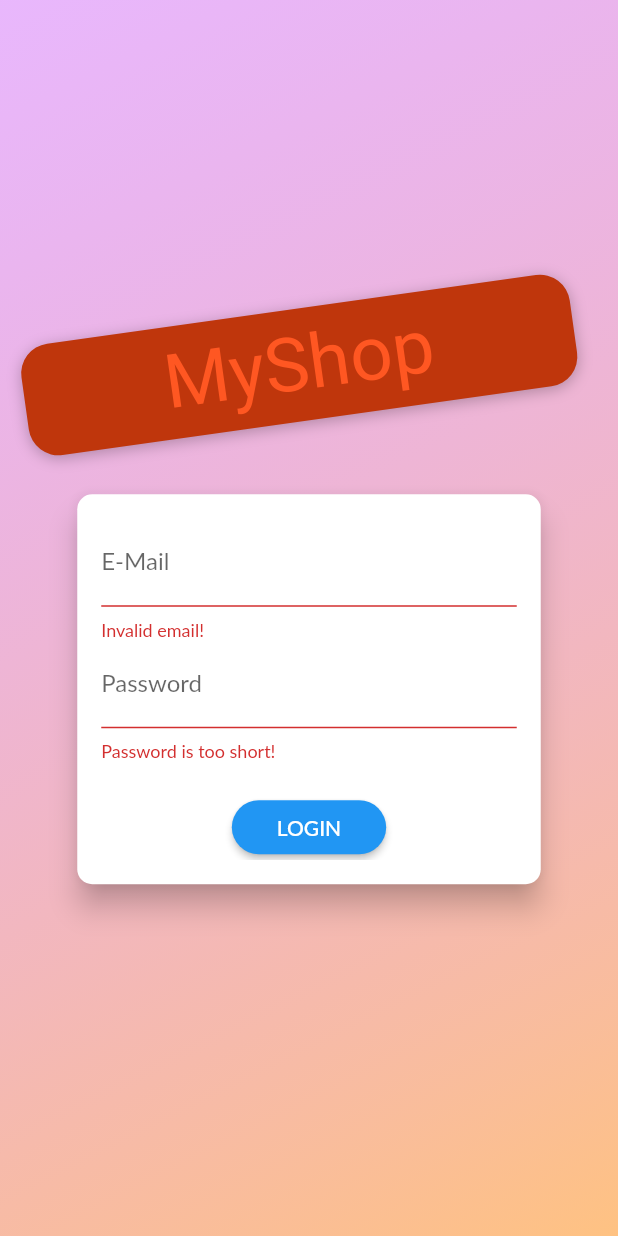
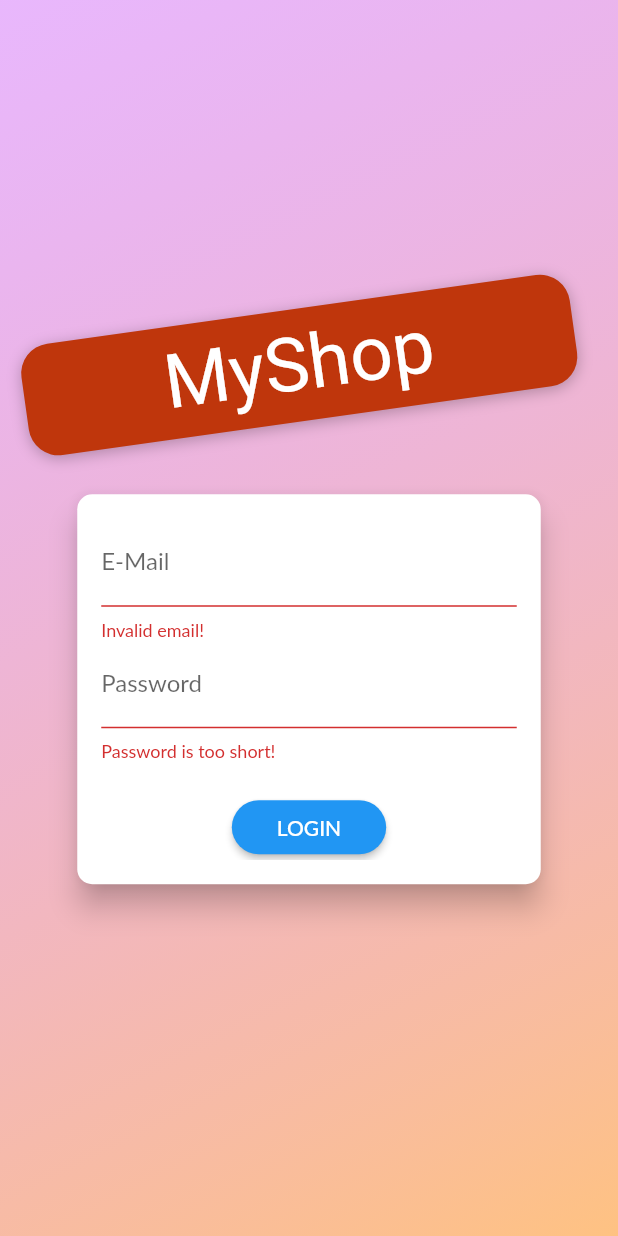
Before and after one commit to MesselemYoucef/shopping_app_2.0, a Flutter app: the AuthScreen screen opened by its route, after a tap on "LOGIN", on a phone screen of 412 x 824 dp. Run offline on Flutter 3.47's test engine with Material 2 defaults, Android fonts, the phone set to English and light mode, and no system bars; Roboto replaces fonts that are missing (Anton, Lato).

Commit message:
Fixed the bugs in the Athentication page

```diff
--- a/lib/main.dart
+++ b/lib/main.dart
@@ -43,7 +43,7 @@ class MyApp extends StatelessWidget {
             secondary: Colors.deepOrange,
           ),
         ),
-        home: ProductsOverviewScreen(),
+        home: AuthScreen(),
         routes: {
           ProductDetailScreen.routeName: (context) => ProductDetailScreen(),
           CartScreen.routeName: (context) => const CartScreen(),
--- a/lib/screens/auth_screen.dart
+++ b/lib/screens/auth_screen.dart
@@ -42,9 +42,7 @@ class AuthScreen extends StatelessWidget {
                       margin: const EdgeInsets.only(bottom: 20.0),
                       padding: const EdgeInsets.symmetric(
                           vertical: 8.0, horizontal: 94.0),
-                      transform: Matrix4.rotationZ(-8 * pi / 180)
-                        ..translate(-10.0),
-                      // ..translate(-10.0),
+                      transform: Matrix4.rotationZ(-8 * pi / 180)..translate(-10.0),
                       decoration: BoxDecoration(
                         borderRadius: BorderRadius.circular(20),
                         color: Colors.deepOrange.shade900,
@@ -56,11 +54,11 @@ class AuthScreen extends StatelessWidget {
                           )
                         ],
                       ),
-                      child: Text(
+                      child: const Text(
                         'MyShop',
                         style: TextStyle(
                           // color: Theme.of(context).accentTextTheme.title.color,
-                          color: Theme.of(context).colorScheme.secondary,
+                          color: Colors.white,
                           fontSize: 50,
                           fontFamily: 'Anton',
                           fontWeight: FontWeight.normal,
@@ -84,7 +82,7 @@ class AuthScreen extends StatelessWidget {
 
 class AuthCard extends StatefulWidget {
   const AuthCard({
-    Key key,
+    Key? key,
   }) : super(key: key);
 
   @override
@@ -102,11 +100,11 @@ class _AuthCardState extends State<AuthCard> {
   final _passwordController = TextEditingController();
 
   void _submit() {
-    if (!_formKey.currentState.validate()) {
+    if (!_formKey.currentState!.validate()) {
       // Invalid!
       return;
     }
-    _formKey.currentState.save();
+    _formKey.currentState!.save();
     setState(() {
       _isLoading = true;
     });
@@ -155,14 +153,14 @@ class _AuthCardState extends State<AuthCard> {
                   decoration: InputDecoration(labelText: 'E-Mail'),
                   keyboardType: TextInputType.emailAddress,
                   validator: (value) {
-                    if (value.isEmpty || !value.contains('@')) {
+                    if (value!.isEmpty || !value.contains('@')) {
                       return 'Invalid email!';
                     }
                     return null;
                     return null;
                   },
                   onSaved: (value) {
-                    _authData['email'] = value;
+                    _authData['email'] = value!;
                   },
                 ),
                 TextFormField(
@@ -170,18 +168,18 @@ class _AuthCardState extends State<AuthCard> {
                   obscureText: true,
                   controller: _passwordController,
                   validator: (value) {
-                    if (value.isEmpty || value.length < 5) {
+                    if (value!.isEmpty || value.length < 5) {
                       return 'Password is too short!';
                     }
                   },
                   onSaved: (value) {
-                    _authData['password'] = value;
+                    _authData['password'] = value!;
                   },
                 ),
                 if (_authMode == AuthMode.Signup)
                   TextFormField(
                     enabled: _authMode == AuthMode.Signup,
-                    decoration: InputDecoration(labelText: 'Confirm Password'),
+                    decoration: const InputDecoration(labelText: 'Confirm Password'),
                     obscureText: true,
                     validator: _authMode == AuthMode.Signup
                         ? (value) {
@@ -191,31 +189,44 @@ class _AuthCardState extends State<AuthCard> {
                           }
                         : null,
                   ),
-                SizedBox(
+                const SizedBox(
                   height: 20,
                 ),
                 if (_isLoading)
                   CircularProgressIndicator()
                 else
-                  RaisedButton(
+                  ElevatedButton(
                     child:
                         Text(_authMode == AuthMode.Login ? 'LOGIN' : 'SIGN UP'),
                     onPressed: _submit,
-                    shape: RoundedRectangleBorder(
-                      borderRadius: BorderRadius.circular(30),
+                    style: ElevatedButton.styleFrom(
+                      padding: const EdgeInsets.symmetric(horizontal: 30.0, vertical: 8.0),
+                      shape: RoundedRectangleBorder(
+                        borderRadius: BorderRadius.circular(30)
+                      ),
+                      backgroundColor: Theme.of(context).primaryColor,
+                      foregroundColor: Colors.white,
                     ),
-                    padding:
-                        EdgeInsets.symmetric(horizontal: 30.0, vertical: 8.0),
-                    color: Theme.of(context).primaryColor,
-                    textColor: Theme.of(context).primaryTextTheme.button.color,
+                    // shape: RoundedRectangleBorder(
+                    //   borderRadius: BorderRadius.circular(30),
+                    // ),
+                    // padding:
+                    //     EdgeInsets.symmetric(horizontal: 30.0, vertical: 8.0),
+                    // color: Theme.of(context).primaryColor,
+                    // textColor: Theme.of(context).primaryTextTheme.button.color,
                   ),
-                FlatButton(
+                TextButton(
                   child: Text(
                       '${_authMode == AuthMode.Login ? 'SIGNUP' : 'LOGIN'} INSTEAD'),
                   onPressed: _switchAuthMode,
-                  padding: EdgeInsets.symmetric(horizontal: 30.0, vertical: 4),
-                  materialTapTargetSize: MaterialTapTargetSize.shrinkWrap,
-                  textColor: Theme.of(context).primaryColor,
+                  style: TextButton.styleFrom(
+                    padding: const EdgeInsets.symmetric(horizontal: 30.0, vertical: 4),
+                    tapTargetSize: MaterialTapTargetSize.shrinkWrap,
+                    foregroundColor: Theme.of(context).primaryColor
+                  ),
+                  // padding: EdgeInsets.symmetric(horizontal: 30.0, vertical: 4),
+                  // materialTapTargetSize: MaterialTapTargetSize.shrinkWrap,
+                  // textColor: Theme.of(context).primaryColor,
                 ),
               ],
             ),
```
Also changed, not shown: pubspec.lock.
